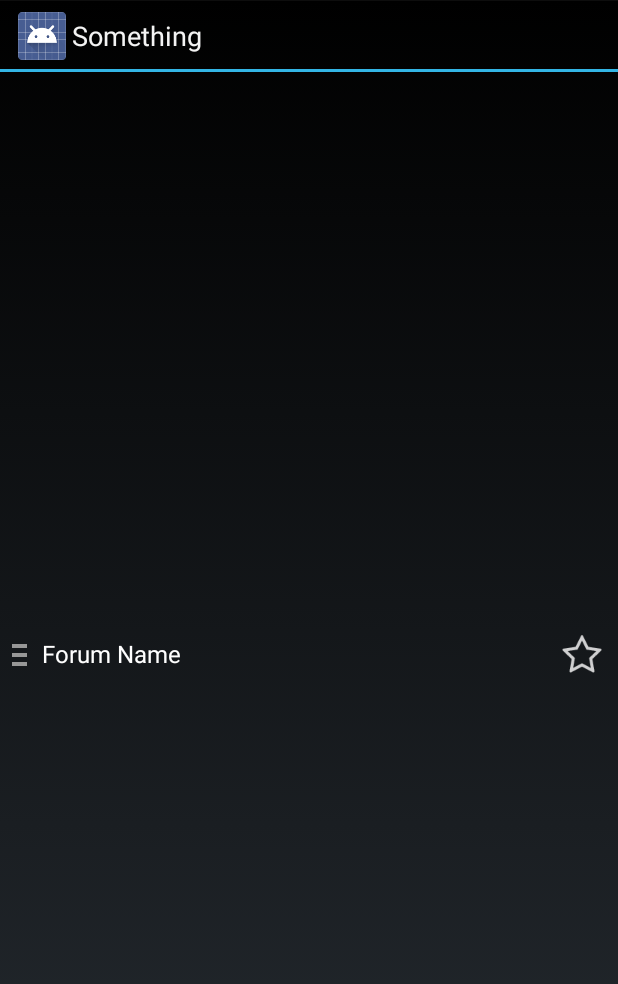
After one commit to 2fast2fourier/something.apk, an Android app: the layout forum_item.xml on its own in the app's theme, with its tools: preview values and no code run, on a phone screen of 412 x 824 dp. The commit adds this screen. Shown: the top 984 px of the screen. Run offline under Robolectric (Android 15) with nearby library versions, the phone set to English and light mode, and no system bars.

Commit message:
Starred forum functionality, improved forum navigation, tons of other stuff.

```diff
--- a/Something/src/main/java/com/salvadordalvik/something/ForumListFragment.java
+++ b/Something/src/main/java/com/salvadordalvik/something/ForumListFragment.java
@@ -26,7 +26,7 @@ public class ForumListFragment extends FastFragment implements FastQueryTask.Que
 
     @Override
     public void viewCreated(View frag, Bundle savedInstanceState) {
-        adapter = new FastAdapter(getActivity(), this, 1);
+        adapter = new FastAdapter(this, 1);
         forumList = (ListView) frag.findViewById(R.id.ptr_listview);
         forumList.setAdapter(adapter);
         forumList.setOnItemClickListener(adapter);
@@ -40,7 +40,7 @@ public class ForumListFragment extends FastFragment implements FastQueryTask.Que
 
     @Override
     public void refreshData(boolean pullToRefresh, boolean staleRefresh) {
-        new FastQueryTask<ForumItem>(SomeDatabase.getDatabase(), this).query(SomeDatabase.TABLE_FORUM, "forum_index");
+        new FastQueryTask<ForumItem>(SomeDatabase.getDatabase(), this).query(SomeDatabase.VIEW_FORUMS);
     }
 
     @Override
@@ -51,6 +51,6 @@ public class ForumListFragment extends FastFragment implements FastQueryTask.Que
 
     @Override
     public ForumItem createItem(Cursor data) {
-        return new ForumItem(data);
+        return new ForumItem(data, true);
     }
 }
--- /dev/null
+++ b/Something/src/main/res/layout/forum_item.xml
@@ -0,0 +1,42 @@
+<?xml version="1.0" encoding="utf-8"?>
+
+<LinearLayout xmlns:android="http://schemas.android.com/apk/res/android"
+    android:orientation="horizontal" android:layout_width="match_parent"
+    android:layout_height="match_parent"
+    android:paddingLeft="8dp">
+
+    <ImageView
+        android:layout_width="wrap_content"
+        android:layout_height="wrap_content"
+        android:id="@+id/forum_item_indent"
+        android:src="@drawable/ic_drawer"
+        android:layout_gravity="center_vertical"
+        android:visibility="visible"
+        android:paddingTop="8dp"
+        android:paddingBottom="8dp" />
+
+    <TextView
+        android:layout_width="wrap_content"
+        android:layout_height="wrap_content"
+        android:text="Forum Name"
+        android:id="@+id/forum_item_title"
+        android:textColor="#FFFFFF"
+        android:textSize="16sp"
+        android:layout_weight="1"
+        android:paddingTop="8dp"
+        android:paddingBottom="8dp"
+        android:paddingRight="4dp"
+        android:paddingLeft="4dp"
+        android:layout_gravity="center_vertical" />
+
+    <ImageView
+        android:layout_width="wrap_content"
+        android:layout_height="wrap_content"
+        android:id="@+id/forum_item_star"
+        android:src="@drawable/star_empty"
+        android:layout_gravity="center_vertical"
+        android:paddingLeft="8dp"
+        android:paddingRight="8dp"
+        android:paddingBottom="2dp"
+        android:paddingTop="2dp" />
+</LinearLayout>
--- a/Something/src/main/res/layout/menu_item.xml
+++ b/Something/src/main/res/layout/menu_item.xml
@@ -9,5 +9,7 @@
         android:text="Menu Item Text"
         android:id="@+id/menu_item_title"
         android:padding="12dp"
-        android:textSize="20sp" />
+        android:textSize="20sp"
+        android:textColor="#FFFFFF"
+        android:textStyle="bold" />
 </RelativeLayout>
--- a/Something/src/main/res/layout/thread_item.xml
+++ b/Something/src/main/res/layout/thread_item.xml
@@ -5,7 +5,7 @@
     android:paddingLeft="12dp"
     android:paddingTop="12dp"
     android:paddingBottom="12dp"
-    android:paddingRight="4dp">
+    android:paddingRight="8dp">
 
     <TextView
         android:layout_width="wrap_content"
```
Also changed, not shown: Something/src/main/java/com/salvadordalvik/something/MainActivity.java (+10 -2 lines), Something/src/main/java/com/salvadordalvik/something/ThreadListFragment.java (+53 -2 lines), Something/src/main/java/com/salvadordalvik/something/ThreadViewFragment.java (+14 -3 lines), Something/src/main/java/com/salvadordalvik/something/data/ForumProcessTask.java (+8 -3 lines), Something/src/main/java/com/salvadordalvik/something/data/SomeDatabase.java (+28 -3 lines), Something/src/main/java/com/salvadordalvik/something/list/ForumItem.java (+43 -9 lines), Something/src/main/java/com/salvadordalvik/something/list/ThreadItem.java (+42 -12 lines), Something/src/main/java/com/salvadordalvik/something/request/ThreadListRequest.java (+24 -1 lines), Something/src/main/res/drawable-xhdpi/right_divider.9.png (added), Something/src/main/res/drawable-xhdpi/star.png (added), Something/src/main/res/drawable-xhdpi/star_empty.png (added).
